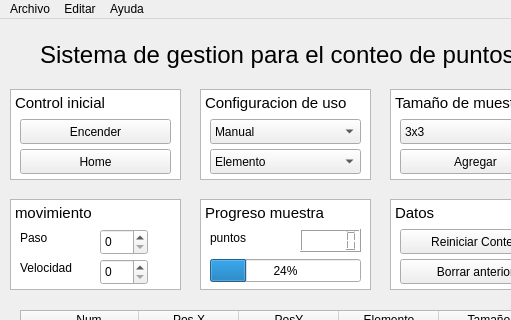
First picture: the form in GUI/Interfaz.ui, repository joaramirezra/Microscopio, before the edit; both pictures show x 0 to 511 and y 0 to 320 of the 954 by 540 pixel window.
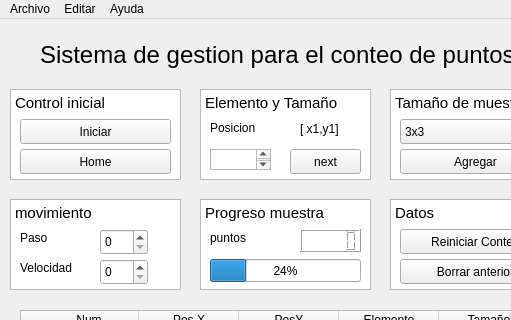
Second picture: the form after the edit.

```diff
--- a/GUI/Interfaz.ui
+++ b/GUI/Interfaz.ui
@@ -24,7 +24,7 @@
      </rect>
     </property>
     <property name="text">
-     <string>Encender</string>
+     <string>Iniciar</string>
     </property>
    </widget>
    <widget class="QGraphicsView" name="graphicsView">
@@ -104,7 +104,7 @@
 &lt;html&gt;&lt;head&gt;&lt;meta name=&quot;qrichtext&quot; content=&quot;1&quot; /&gt;&lt;style type=&quot;text/css&quot;&gt;
 p, li { white-space: pre-wrap; }
 &lt;/style&gt;&lt;/head&gt;&lt;body style=&quot; font-family:'Ubuntu'; font-size:11pt; font-weight:400; font-style:normal;&quot;&gt;
-&lt;p style=&quot; margin-top:0px; margin-bottom:0px; margin-left:0px; margin-right:0px; -qt-block-indent:0; text-indent:0px;&quot;&gt;Configuracion de uso&lt;/p&gt;&lt;/body&gt;&lt;/html&gt;</string>
+&lt;p style=&quot; margin-top:0px; margin-bottom:0px; margin-left:0px; margin-right:0px; -qt-block-indent:0; text-indent:0px;&quot;&gt;Elemento y Tamaño&lt;/p&gt;&lt;/body&gt;&lt;/html&gt;</string>
     </property>
    </widget>
    <widget class="QTextEdit" name="textEdit_2">
@@ -441,45 +441,54 @@
      <string>Tamaños de referencia</string>
     </property>
    </widget>
-   <widget class="QComboBox" name="comboBox_2">
+   <widget class="QPushButton" name="pushButton_8">
     <property name="geometry">
      <rect>
-      <x>210</x>
-      <y>100</y>
-      <width>151</width>
+      <x>290</x>
+      <y>130</y>
+      <width>71</width>
       <height>25</height>
      </rect>
     </property>
-    <item>
-     <property name="text">
-      <string>Manual</string>
-     </property>
-    </item>
-    <item>
-     <property name="text">
-      <string>Automatico</string>
-     </property>
-    </item>
+    <property name="text">
+     <string>next</string>
+    </property>
    </widget>
-   <widget class="QComboBox" name="comboBox_3">
+   <widget class="QTextEdit" name="textEdit_6">
     <property name="geometry">
      <rect>
       <x>210</x>
       <y>130</y>
-      <width>151</width>
-      <height>25</height>
+      <width>61</width>
+      <height>21</height>
      </rect>
     </property>
-    <item>
-     <property name="text">
-      <string>Elemento</string>
-     </property>
-    </item>
-    <item>
-     <property name="text">
-      <string>Elemento y Tamaño</string>
-     </property>
-    </item>
+   </widget>
+   <widget class="QLabel" name="label_5">
+    <property name="geometry">
+     <rect>
+      <x>210</x>
+      <y>100</y>
+      <width>67</width>
+      <height>17</height>
+     </rect>
+    </property>
+    <property name="text">
+     <string>Posicion</string>
+    </property>
+   </widget>
+   <widget class="QLabel" name="label_6">
+    <property name="geometry">
+     <rect>
+      <x>300</x>
+      <y>100</y>
+      <width>61</width>
+      <height>20</height>
+     </rect>
+    </property>
+    <property name="text">
+     <string>[ x1,y1]</string>
+    </property>
    </widget>
    <zorder>textEdit_9</zorder>
    <zorder>textEdit_5</zorder>
@@ -505,8 +514,10 @@
    <zorder>label_4</zorder>
    <zorder>pushButton_5</zorder>
    <zorder>pushButton_6</zorder>
-   <zorder>comboBox_2</zorder>
-   <zorder>comboBox_3</zorder>
+   <zorder>pushButton_8</zorder>
+   <zorder>textEdit_6</zorder>
+   <zorder>label_5</zorder>
+   <zorder>label_6</zorder>
   </widget>
   <widget class="QMenuBar" name="menubar">
    <property name="geometry">
@@ -529,9 +540,17 @@
     <property name="title">
      <string>Editar</string>
     </property>
+    <widget class="QMenu" name="menuModo_Operacion">
+     <property name="title">
+      <string>Modo Operacion</string>
+     </property>
+     <addaction name="actionAutomatico"/>
+     <addaction name="actionManual"/>
+    </widget>
     <addaction name="actionCalibrar"/>
     <addaction name="actionInspeccionar"/>
     <addaction name="actionTeclado"/>
+    <addaction name="menuModo_Operacion"/>
    </widget>
    <widget class="QMenu" name="menuAyuda">
     <property name="title">
@@ -617,6 +636,16 @@
     <string>Ctrl+T</string>
    </property>
   </action>
+  <action name="actionAutomatico">
+   <property name="text">
+    <string>Automatico</string>
+   </property>
+  </action>
+  <action name="actionManual">
+   <property name="text">
+    <string>Manual</string>
+   </property>
+  </action>
  </widget>
  <resources/>
  <connections/>
```
